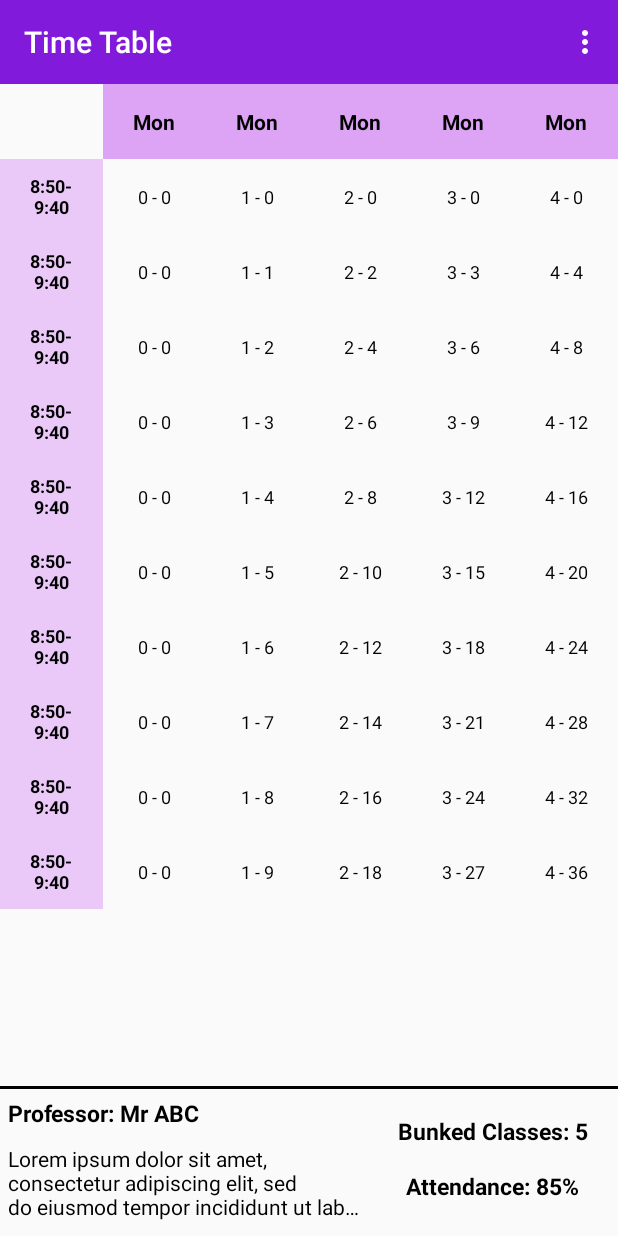
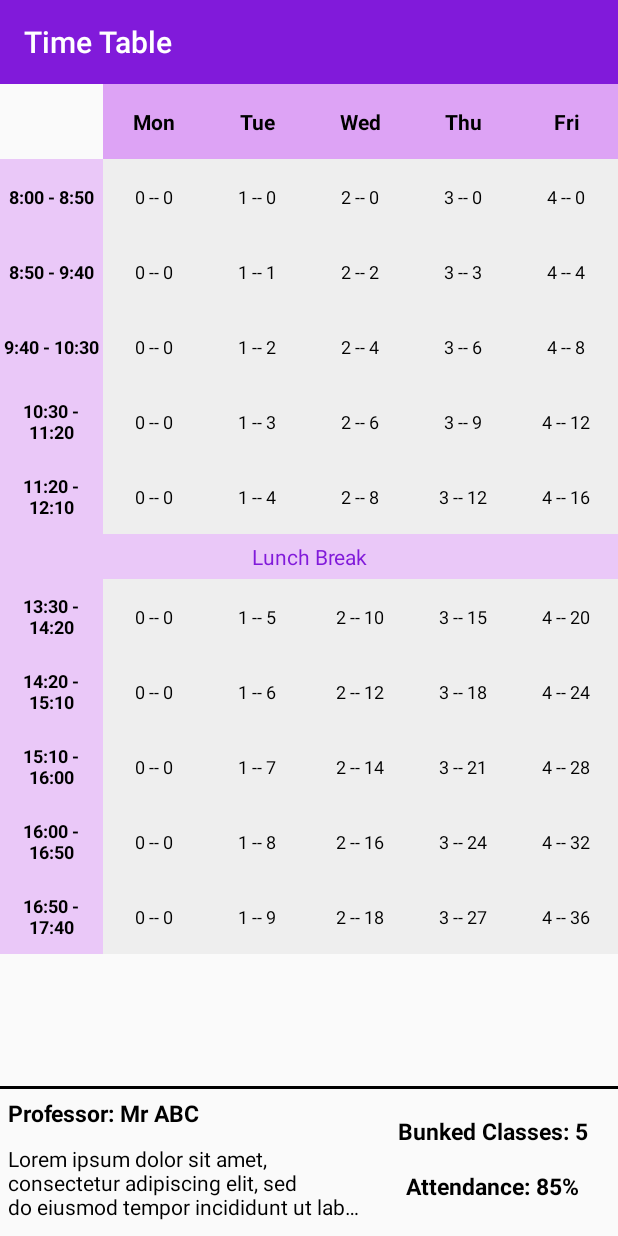
Before and after one commit to jazzyarchitects/StudentHelper, an Android app: the screen it shows after launch (TimeTable), on a phone screen of 412 x 824 dp. Run offline under Robolectric (Android 15) with nearby library versions, the phone set to English and light mode, and no system bars.

Commit message:
Complete Time Table View

```diff
--- a/app/src/main/java/com/jazzyarchitects/studentassistant/Activities/TimeTable.java
+++ b/app/src/main/java/com/jazzyarchitects/studentassistant/Activities/TimeTable.java
@@ -10,28 +10,33 @@ import android.widget.TableLayout;
 import android.widget.TableRow;
 import android.widget.TextView;
 
-import com.jazzyarchitects.studentassistant.HelperClasses.TimeTableIds;
+import com.jazzyarchitects.studentassistant.Models.SubjectCell;
+import com.jazzyarchitects.studentassistant.Models.TimeTableIds;
 import com.jazzyarchitects.studentassistant.R;
 
 
 public class TimeTable extends AppCompatActivity {
 
     Toolbar toolbar;
+    TextView notes;
+    static int selectedDayIndex = -1, selectedPeriodIndex = -1;
     protected static View activityLayout;
 
     @Override
     protected void onCreate(Bundle savedInstanceState) {
         super.onCreate(savedInstanceState);
-        activityLayout=View.inflate(this,R.layout.activity_time_table,null);
+        activityLayout = View.inflate(this, R.layout.activity_time_table, null);
         setContentView(activityLayout);
-        toolbar=(Toolbar)findViewById(R.id.toolbar);
+        toolbar = (Toolbar) findViewById(R.id.toolbar);
+        notes = (TextView) findViewById(R.id.notes);
 
         setSupportActionBar(toolbar);
+        TimeTableOperations.setUpLabels();
 
-        for(int i=0;i<TimeTableIds.day.length;i++){
-            for(int j=0;j<TimeTableIds.period.length;j++){
-                TextView cell=TimeTableOperations.getSubject(i,j);
-                cell.setText(i+" - "+i*j);
+        for (int i = 0; i < TimeTableIds.day.length; i++) {
+            for (int j = 0; j < TimeTableIds.period.length; j++) {
+                SubjectCell subjectCell = new SubjectCell("0", i + " -- " + i * j);
+                TimeTableOperations.setSubject(i, j, subjectCell);
             }
         }
     }
@@ -50,21 +55,91 @@ public class TimeTable extends AppCompatActivity {
         // as you specify a parent activity in AndroidManifest.xml.
         int id = item.getItemId();
 
-        //noinspection SimplifiableIfStatement
-        if (id == R.id.action_settings) {
-            return true;
-        }
 
         return super.onOptionsItemSelected(item);
     }
 
 
+    public static class TimeTableOperations {
 
-    public static class TimeTableOperations{
-        public static TextView getSubject(int dayIndex, int periodIndex){
-            TableLayout tableLayout=(TableLayout)activityLayout.findViewById(TimeTableIds.table);
-            TableRow tableRow=(TableRow)tableLayout.findViewById(TimeTableIds.period[periodIndex]);
-            return (TextView)tableRow.findViewById(TimeTableIds.day[dayIndex]);
+        static String[] day = {"Mon", "Tue", "Wed", "Thu", "Fri"};
+        static String[] timings = {"8:00 - 8:50", "8:50 - 9:40", "9:40 - 10:30", "10:30 - 11:20", "11:20 - 12:10",
+                "13:30 - 14:20", "14:20 - 15:10", "15:10 - 16:00", "16:00 - 16:50", "16:50 - 17:40"};
+        static TableLayout tableLayout;
+        static TableRow tableRow;
+        static TextView textView;
+
+        public static void setUpLabels(){
+            tableLayout = (TableLayout) activityLayout.findViewById(TimeTableIds.table);
+            TableRow days=(TableRow)activityLayout.findViewById(R.id.days);
+            for(int i=1;i<days.getChildCount();i++){
+                if(days.getChildAt(i) instanceof TextView) {
+                    TextView v = (TextView) days.getChildAt(i);
+                    v.setText(day[i-1]);
+                }
+            }
+
+            for(int i=0,j=0;i<tableLayout.getChildCount();i++){
+                if(tableLayout.getChildAt(i) instanceof TableRow){
+                    TextView time=(TextView)((TableRow) tableLayout.getChildAt(i)).getChildAt(0);
+                    time.setText(timings[j]);
+                    j++;
+                }
+            }
+        }
+
+        private static void getCellDetails(int dayIndex, int periodIndex) {
+            tableLayout = (TableLayout) activityLayout.findViewById(TimeTableIds.table);
+            tableRow = (TableRow) tableLayout.findViewById(TimeTableIds.period[periodIndex]);
+            textView = (TextView) tableRow.findViewById(TimeTableIds.day[dayIndex]);
+        }
+
+        public static SubjectCell getSubject(int dayIndex, int periodIndex) {
+            getCellDetails(dayIndex, periodIndex);
+            return new SubjectCell(textView.getTag().toString(), textView.getText().toString());
+        }
+
+        public static TextView getSubjectView(int dayIndex, int periodIndex) {
+            getCellDetails(dayIndex, periodIndex);
+            return textView;
+        }
+
+        public static void setSubject(int dayIndex, int periodIndex, SubjectCell subject) {
+            getCellDetails(dayIndex, periodIndex);
+            textView.setText(subject.getSubject());
+            textView.setTag(subject.getId());
+        }
+
+        public static void changeBackground(int dayIndex, int periodIndex, int color) {
+            getCellDetails(dayIndex, periodIndex);
+            textView.setBackgroundColor(color);
         }
     }
+
+    public void subjectClick(View v) {
+        if (v instanceof TextView) {
+            int dayIndex = TimeTableIds.getDay(v.getId());
+            int periodIndex = TimeTableIds.getPeriod(((View) v.getParent()).getId());
+//            Log.e("Ids: ",dayIndex+" "+periodIndex);
+
+            SubjectCell cell = TimeTableOperations.getSubject(dayIndex, periodIndex);
+
+            applyClickBackground(dayIndex, periodIndex);
+            refreshDetails(cell.getSubject());
+
+            selectedDayIndex = dayIndex;
+            selectedPeriodIndex = periodIndex;
+        }
+    }
+
+    public void applyClickBackground(int dayIndex, int periodIndex) {
+        if (selectedDayIndex >= 0) {
+            TimeTableOperations.changeBackground(selectedDayIndex, selectedPeriodIndex, getResources().getColor(R.color.unSelectedCellColor));
+        }
+        TimeTableOperations.changeBackground(dayIndex, periodIndex, getResources().getColor(R.color.selectedCellColor));
+    }
+
+    public void refreshDetails(String content) {
+        notes.setText(content);
+    }
 }
--- /dev/null
+++ b/app/src/main/java/com/jazzyarchitects/studentassistant/Models/SubjectCell.java
@@ -0,0 +1,33 @@
+package com.jazzyarchitects.studentassistant.Models;
+
+/**
+ * Created by Jibin_ism on 09-Jul-15.
+ */
+public class SubjectCell {
+
+    String id="", subject="";
+
+    public SubjectCell(String id, String subject) {
+        this.id = id;
+        this.subject = subject;
+    }
+
+    public SubjectCell() {
+    }
+
+    public String getId() {
+        return id;
+    }
+
+    public void setId(String id) {
+        this.id = id;
+    }
+
+    public String getSubject() {
+        return subject;
+    }
+
+    public void setSubject(String subject) {
+        this.subject = subject;
+    }
+}
--- a/app/src/main/res/layout/subject_detail_layout.xml
+++ b/app/src/main/res/layout/subject_detail_layout.xml
@@ -30,6 +30,7 @@
                 android:layout_marginTop="10dp"
                 android:ellipsize="end"
                 android:maxLines="3"
+                android:id="@+id/notes"
                 android:text="@string/lorem_ipsum"
                 android:textColor="#000"
                 android:textSize="14sp" />
--- a/app/src/main/res/layout/table_cell_subject.xml
+++ b/app/src/main/res/layout/table_cell_subject.xml
@@ -5,5 +5,9 @@
     android:gravity="center"
     android:textColor="#000"
     android:textSize="12sp"
+    android:clickable="true"
+    android:background="@color/unSelectedCellColor"
+    android:focusableInTouchMode="true"
     android:text="Subject"
+    android:onClick="subjectClick"
     xmlns:android="http://schemas.android.com/apk/res/android" />
--- a/app/src/main/res/layout/table_complete.xml
+++ b/app/src/main/res/layout/table_complete.xml
@@ -60,6 +60,17 @@
                 android:layout_height="0dp"
                 android:layout_weight="1" />
 
+            <TextView
+                android:layout_width="match_parent"
+                android:layout_height="wrap_content"
+                android:background="@color/background2"
+                android:textColor="@color/appThemeColor"
+                android:text="Lunch Break"
+                android:gravity="center"
+                android:paddingTop="5dp"
+                android:paddingBottom="5dp"
+                />
+
             <include
                 android:id="@+id/p6"
                 layout="@layout/table_row_subject"
--- a/app/src/main/res/menu/menu_time_table.xml
+++ b/app/src/main/res/menu/menu_time_table.xml
@@ -2,6 +2,5 @@
     xmlns:app="http://schemas.android.com/apk/res-auto"
     xmlns:tools="http://schemas.android.com/tools"
     tools:context="com.jazzyarchitects.studentassistant.Activities.TimeTable">
-    <item android:id="@+id/action_settings" android:title="@string/action_settings"
-        android:orderInCategory="100" app:showAsAction="never" />
+
 </menu>
--- a/app/src/main/res/values/colors.xml
+++ b/app/src/main/res/values/colors.xml
@@ -10,6 +10,8 @@
 
 
 
+    <color name="selectedCellColor">#ffa4aeda</color>
+    <color name="unSelectedCellColor">#EEE</color>
 
     <color name="roundImageViewBorder">#FFF</color>
     <color name="homeScreenTopTextColor">#FFF</color>
```
Also changed, not shown: app/src/main/java/com/jazzyarchitects/studentassistant/HelperClasses/TimeTableIds.java (deleted, +0 -13 lines), app/src/main/java/com/jazzyarchitects/studentassistant/Models/Subject.java (added, +40 -0 lines), app/src/main/java/com/jazzyarchitects/studentassistant/Models/TimeTableIds.java (added, +31 -0 lines).
